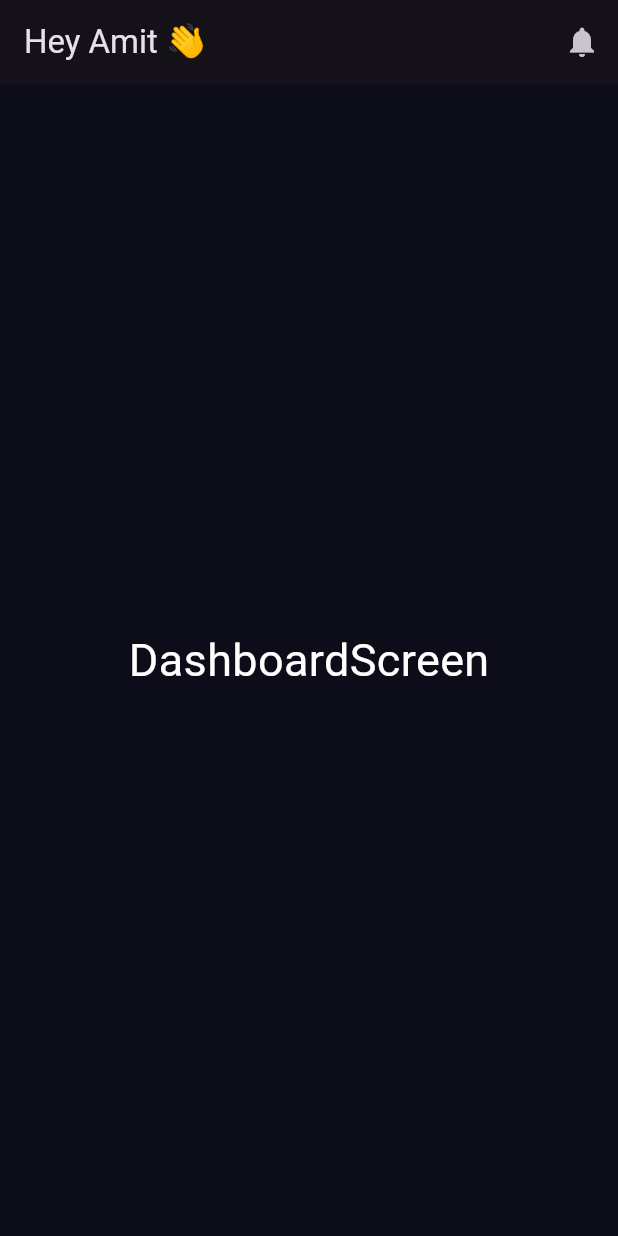
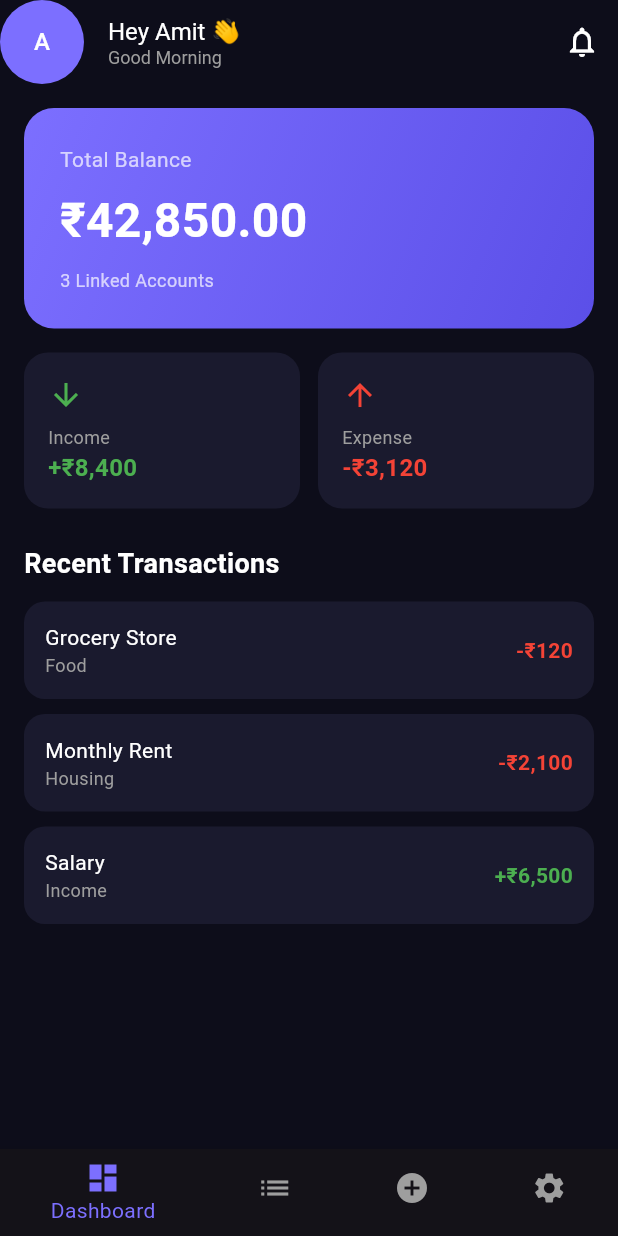
Before and after one commit to AmitKumarKoli67/finjoy, a Flutter app: the screen it shows after launch, on a phone screen of 412 x 824 dp. Run offline on Flutter 3.47's test engine with Material 3 defaults, Android fonts, the phone set to English and light mode, and no system bars.

Commit message:
feat: update dashboard and saparate every widget into new file

```diff
--- a/lib/features/dashboard/screens/dashboard_screen.dart
+++ b/lib/features/dashboard/screens/dashboard_screen.dart
@@ -1,22 +1,96 @@
+import 'package:finjoy/features/dashboard/widgets/balance_card.dart';
+import 'package:finjoy/features/dashboard/widgets/income_expense_row.dart';
+import 'package:finjoy/features/dashboard/widgets/transaction_item.dart';
 import 'package:flutter/material.dart';
 
-class DashboardScreen extends StatelessWidget {
+class DashboardScreen extends StatefulWidget {
   const DashboardScreen({super.key});
+
+  @override
+  State<DashboardScreen> createState() => _DashboardScreenState();
+}
+
+class _DashboardScreenState extends State<DashboardScreen> {
+  int _currentIndex = 0;
 
   @override
   Widget build(BuildContext context) {
     return Scaffold(
-      backgroundColor: Color(0xFF0D0D1A),
+      backgroundColor: const Color(0xFF0D0D1A),
       appBar: AppBar(
-        title: Text('Hey Amit 👋'),
+        backgroundColor: const Color(0xFF0D0D1A),
+        elevation: 0,
+        leading: const CircleAvatar(
+          backgroundColor: Color(0xFF7C6FFF),
+          child: Text('A', style: TextStyle(color: Colors.white)),
+        ),
+        title: const Column(
+          crossAxisAlignment: CrossAxisAlignment.start,
+          children: [
+            Text(
+              'Hey Amit 👋',
+              style: TextStyle(fontSize: 16, color: Colors.white),
+            ),
+            Text(
+              'Good Morning',
+              style: TextStyle(fontSize: 12, color: Colors.grey),
+            ),
+          ],
+        ),
         actions: [
-          IconButton(icon: Icon(Icons.notifications), onPressed: () {}),
+          IconButton(
+            icon: const Icon(Icons.notifications_outlined, color: Colors.white),
+            onPressed: () {},
+          ),
         ],
       ),
-      body: Center(
-        child: Text(
-          'DashboardScreen',
-          style: TextStyle(fontSize: 30, color: Colors.white),
+      body: SingleChildScrollView(
+        padding: const EdgeInsets.all(16),
+        child: Column(
+          crossAxisAlignment: CrossAxisAlignment.start,
+          children: [
+            // Balance Card
+            BalanceCard(balance: '₹42,850.00'),
+
+            const SizedBox(height: 16),
+
+            // Income and Expense Row
+            IncomeExpenseRow(income: '+₹8,400', expense: '-₹3,120'),
+
+            const SizedBox(height: 24),
+
+            // Recent Transactions
+            const Text(
+              'Recent Transactions',
+              style: TextStyle(
+                color: Colors.white,
+                fontSize: 18,
+                fontWeight: FontWeight.bold,
+              ),
+            ),
+
+            const SizedBox(height: 12),
+
+            // Transaction Items
+            TransactionItem(
+              title: 'Grocery Store',
+              subtitle: 'Food',
+              amount: '-₹120',
+              color: Colors.red,
+            ),
+            TransactionItem(
+              title: 'Monthly Rent',
+              subtitle: 'Housing',
+              amount: '-₹2,100',
+              color: Colors.red,
+            ),
+            TransactionItem(
+              title: 'Salary',
+              subtitle: 'Income',
+              amount: '+₹6,500',
+              color: Colors.green,
+            ),
+          ],
         ),
       ),
     );
--- /dev/null
+++ b/lib/features/dashboard/widgets/balance_card.dart
@@ -0,0 +1,45 @@
+import 'package:flutter/material.dart';
+
+class BalanceCard extends StatelessWidget {
+  final String balance;
+  const BalanceCard({super.key, required this.balance});
+
+  @override
+  Widget build(BuildContext context) {
+    return Container(
+      width: double.infinity,
+      padding: const EdgeInsets.all(24),
+      decoration: BoxDecoration(
+        gradient: const LinearGradient(
+          colors: [Color(0xFF7C6FFF), Color(0xFF5B4FE8)],
+          begin: Alignment.topLeft,
+          end: Alignment.bottomRight,
+        ),
+        borderRadius: BorderRadius.circular(20),
+      ),
+      child: const Column(
+        crossAxisAlignment: CrossAxisAlignment.start,
+        children: [
+          Text(
+            'Total Balance',
+            style: TextStyle(color: Colors.white70, fontSize: 14),
+          ),
+          SizedBox(height: 8),
+          Text(
+            '₹42,850.00',
+            style: TextStyle(
+              color: Colors.white,
+              fontSize: 32,
+              fontWeight: FontWeight.bold,
+            ),
+          ),
+          SizedBox(height: 8),
+          Text(
+            '3 Linked Accounts',
+            style: TextStyle(color: Colors.white70, fontSize: 12),
+          ),
+        ],
+      ),
+    );
+  }
+}
--- /dev/null
+++ b/lib/features/dashboard/widgets/income_expense_row.dart
@@ -0,0 +1,73 @@
+import 'package:flutter/material.dart';
+
+class IncomeExpenseRow extends StatelessWidget {
+  final String income;
+  final String expense;
+
+  const IncomeExpenseRow({super.key, required this.income, required this.expense, });
+
+  @override
+  Widget build(BuildContext context) {
+    return Row(
+      children: [
+        Expanded(
+          child: Container(
+            padding: const EdgeInsets.all(16),
+            decoration: BoxDecoration(
+              color: const Color(0xFF1A1A2E),
+              borderRadius: BorderRadius.circular(16),
+            ),
+            child: const Column(
+              crossAxisAlignment: CrossAxisAlignment.start,
+              children: [
+                Icon(Icons.arrow_downward, color: Colors.green),
+                SizedBox(height: 8),
+                Text(
+                  'Income',
+                  style: TextStyle(color: Colors.grey, fontSize: 12),
+                ),
+                Text(
+                  '+₹8,400',
+                  style: TextStyle(
+                    color: Colors.green,
+                    fontSize: 16,
+                    fontWeight: FontWeight.bold,
+                  ),
+                ),
+              ],
+            ),
+          ),
+        ),
+        const SizedBox(width: 12),
+        Expanded(
+          child: Container(
+            padding: const EdgeInsets.all(16),
+            decoration: BoxDecoration(
+              color: const Color(0xFF1A1A2E),
+              borderRadius: BorderRadius.circular(16),
+            ),
+            child: const Column(
+              crossAxisAlignment: CrossAxisAlignment.start,
+              children: [
+                Icon(Icons.arrow_upward, color: Colors.red),
+                SizedBox(height: 8),
+                Text(
+                  'Expense',
+                  style: TextStyle(color: Colors.grey, fontSize: 12),
+                ),
+                Text(
+                  '-₹3,120',
+                  style: TextStyle(
+                    color: Colors.red,
+                    fontSize: 16,
+                    fontWeight: FontWeight.bold,
+                  ),
+                ),
+              ],
+            ),
+          ),
+        ),
+      ],
+    );
+  }
+}
--- /dev/null
+++ b/lib/features/dashboard/widgets/transaction_item.dart
@@ -0,0 +1,49 @@
+import 'package:flutter/material.dart';
+
+class TransactionItem extends StatelessWidget {
+  final String title;
+  final String subtitle;
+  final String amount;
+  final Color color;
+
+  const TransactionItem({
+    super.key,
+    required this.title,
+    required this.subtitle,
+    required this.amount,
+    required this.color,
+  });
+
+  @override
+  Widget build(BuildContext context) {
+    return Container(
+      margin: const EdgeInsets.only(bottom: 10),
+      padding: const EdgeInsets.all(14),
+      decoration: BoxDecoration(
+        color: const Color(0xFF1A1A2E),
+        borderRadius: BorderRadius.circular(14),
+      ),
+      child: Row(
+        mainAxisAlignment: MainAxisAlignment.spaceBetween,
+        children: [
+          Column(
+            crossAxisAlignment: CrossAxisAlignment.start,
+            children: [
+              Text(title,
+                  style: const TextStyle(
+                      color: Colors.white, fontSize: 14)),
+              Text(subtitle,
+                  style: const TextStyle(
+                      color: Colors.grey, fontSize: 12)),
+            ],
+          ),
+          Text(amount,
+              style: TextStyle(
+                  color: color,
+                  fontSize: 14,
+                  fontWeight: FontWeight.bold)),
+        ],
+      ),
+    );
+  }
+}
--- a/lib/features/splash/screens/splash_screen.dart
+++ b/lib/features/splash/screens/splash_screen.dart
@@ -1,4 +1,4 @@
-import 'package:finjoy/features/dashboard/screens/dashboard_screen.dart';
+import 'package:finjoy/shared/widgets/bottom_nav_screen.dart';
 import 'package:flutter/material.dart';
 
 class SplashScreen extends StatefulWidget {
@@ -15,7 +15,7 @@ class SplashScreenState extends State<SplashScreen> {
     Future.delayed(Duration(seconds: 3), () {
       Navigator.pushReplacement(
         context,
-        MaterialPageRoute(builder: (_) => DashboardScreen()),
+        MaterialPageRoute(builder: (_) => BottomNavScreen()),
       );
     });
   }
--- /dev/null
+++ b/lib/shared/widgets/bottom_nav_screen.dart
@@ -0,0 +1,56 @@
+import 'package:flutter/material.dart';
+import 'package:finjoy/features/dashboard/screens/dashboard_screen.dart';
+// import other screens later
+
+class BottomNavScreen extends StatefulWidget {
+  const BottomNavScreen({super.key});
+
+  @override
+  State<BottomNavScreen> createState() => _BottomNavScreenState();
+}
+
+class _BottomNavScreenState extends State<BottomNavScreen> {
+  int _currentIndex = 0;
+
+  final List<Widget> _screens = [
+    const DashboardScreen(),
+    const Placeholder(), // Activity
+    const Placeholder(), // Add
+    const Placeholder(), // Settings
+  ];
+
+  @override
+  Widget build(BuildContext context) {
+    return Scaffold(
+      body: IndexedStack(
+  index: _currentIndex,
+  children: _screens,
+),
+      bottomNavigationBar: BottomNavigationBar(
+        backgroundColor: const Color(0xFF1A1A2E),
+        selectedItemColor: const Color(0xFF7C6FFF),
+        unselectedItemColor: Colors.grey,
+        currentIndex: _currentIndex,
+        onTap: (index) => setState(() => _currentIndex = index),
+        items: const [
+          BottomNavigationBarItem(
+            icon: Icon(Icons.dashboard),
+            label: 'Dashboard',
+          ),
+          BottomNavigationBarItem(
+            icon: Icon(Icons.list),
+            label: 'Activity',
+          ),
+          BottomNavigationBarItem(
+            icon: Icon(Icons.add_circle),
+            label: 'Add',
+          ),
+          BottomNavigationBarItem(
+            icon: Icon(Icons.settings),
+            label: 'Settings',
+          ),
+        ],
+      ),
+    );
+  }
+}
```
